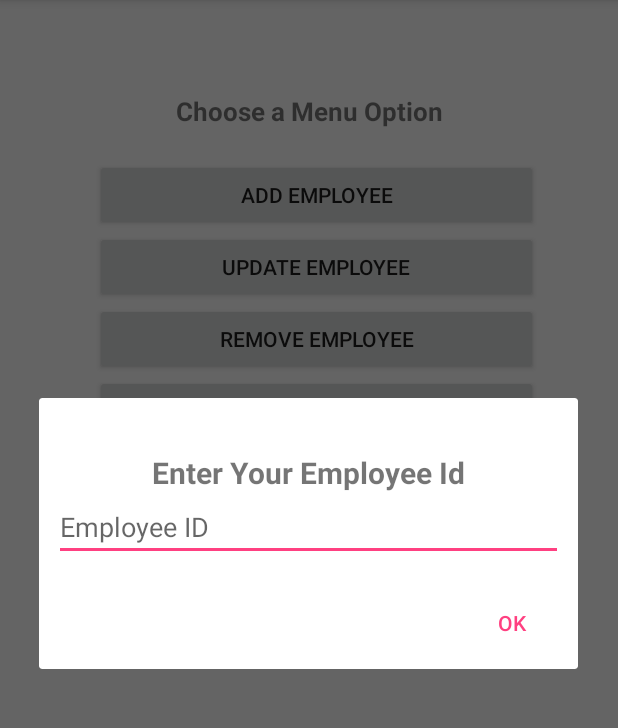
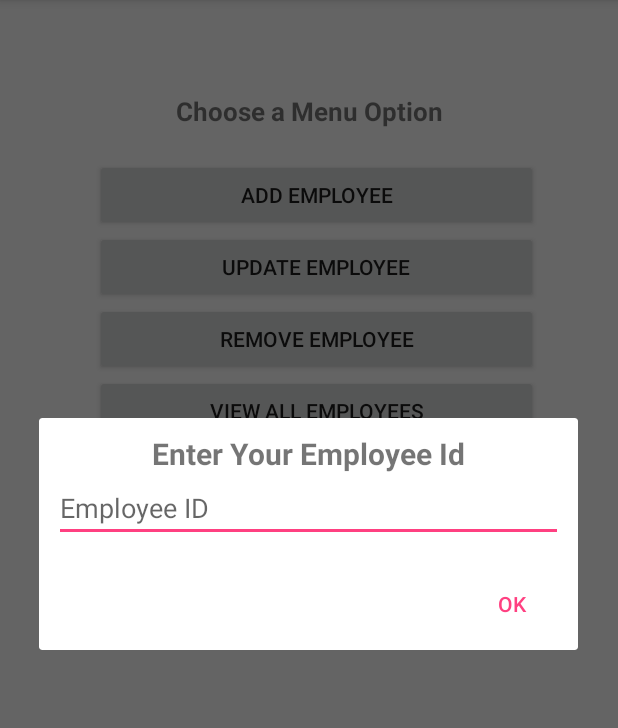
Before and after one commit to sarvan2shekar/Sqlite, an Android app: the screen it shows after launch (MainActivity), after a tap on "UPDATE EMPLOYEE", on a phone screen of 412 x 824 dp, the part 84-812 px from its top. Run offline under Robolectric (Android 15) with nearby library versions, the phone set to English and light mode, and no system bars.

```diff
--- a/app/src/main/res/layout/dialog_emp_get_id.xml
+++ b/app/src/main/res/layout/dialog_emp_get_id.xml
@@ -9,7 +9,6 @@
         android:id="@+id/enterEmpId"
         android:layout_width="wrap_content"
         android:layout_height="wrap_content"
-        android:layout_marginTop="26dp"
         android:text="Enter Your Employee Id"
         android:textAlignment="center"
         android:textSize="20sp"
```
